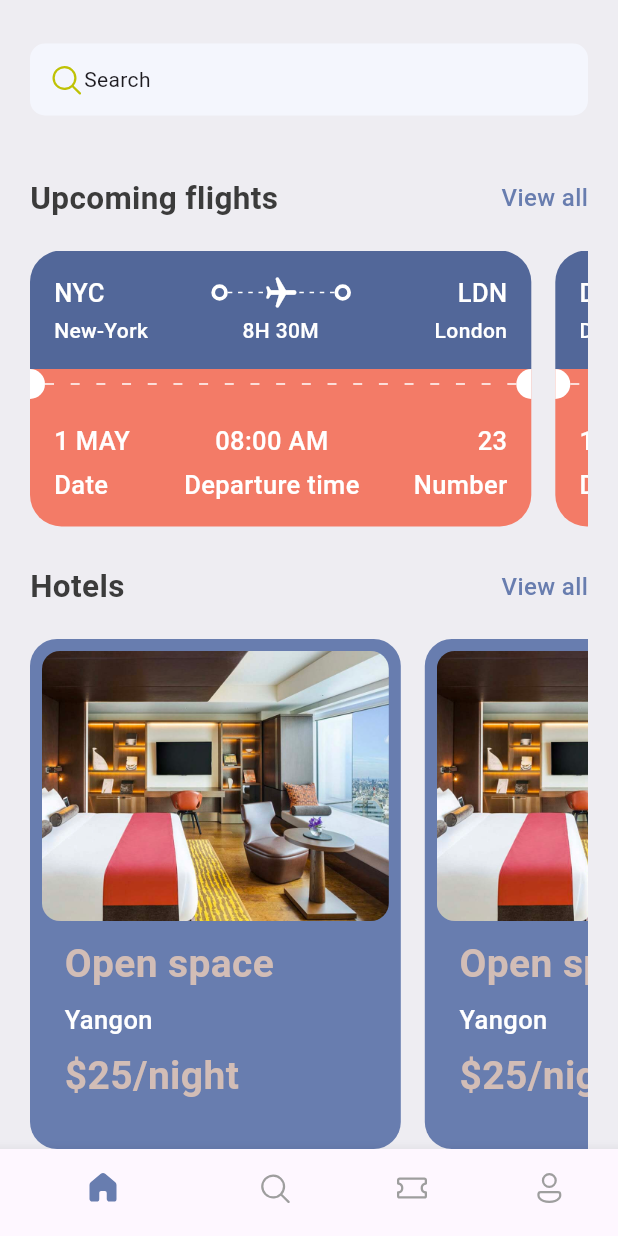
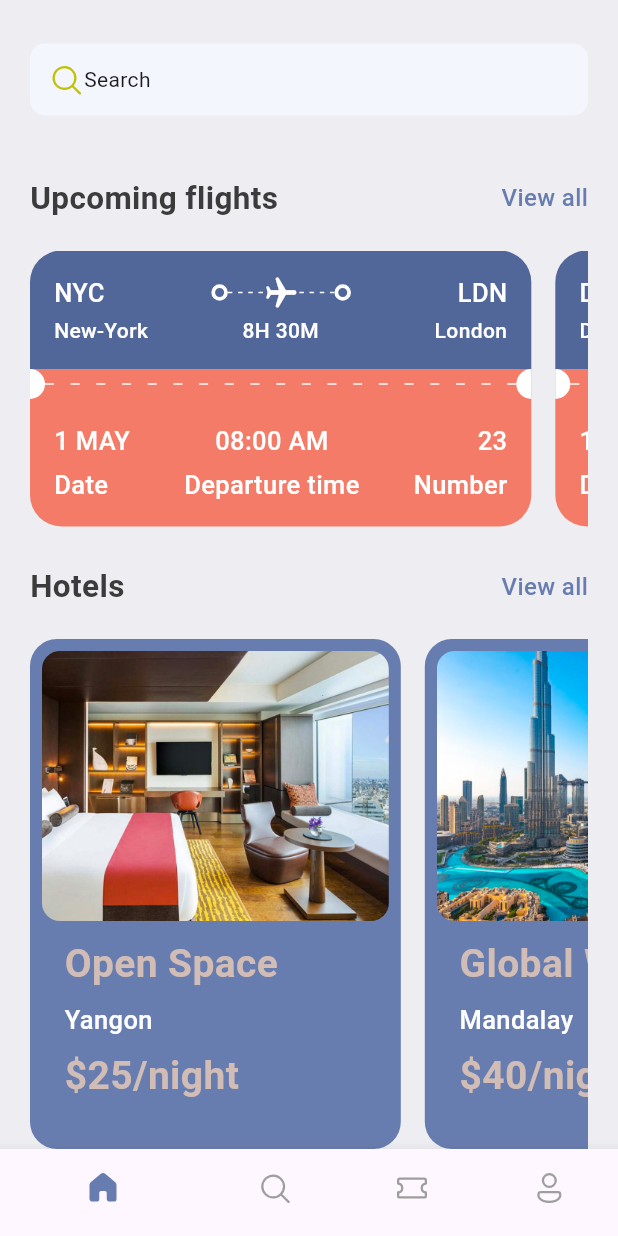
Before and after one commit to KaungMinSett/ticket_app, a Flutter app: the screen it shows after launch, scrolled down 102 dp, on a phone screen of 412 x 824 dp. Run offline on Flutter 3.47's test engine with Material 3 defaults, Android fonts, the phone set to English and light mode, and no system bars; our stand-ins replace fluentui_icons.

```diff
--- a/lib/base/bottom_nav_bar.dart
+++ b/lib/base/bottom_nav_bar.dart
@@ -2,7 +2,8 @@ import 'package:fluentui_icons/fluentui_icons.dart';
 import 'package:flutter/cupertino.dart';
 import 'package:flutter/material.dart';
 import 'package:ticket_app/base/res/styles/app_styles.dart';
-import 'package:ticket_app/screens/home_screen.dart';
+import 'package:ticket_app/screens/home/home_screen.dart';
+import 'package:ticket_app/screens/search/search_screen.dart';
 
 class BottomNavBar extends StatefulWidget {
   const BottomNavBar({super.key});
@@ -14,6 +15,7 @@ class BottomNavBar extends StatefulWidget {
 class _BottomNavBarState extends State<BottomNavBar> {
   final appScreens = [
     const HomeScreen(),
+    const SearchScreen(),
     const Center(child: Text("Search")),
     const Center(child: Text("Tickets")),
     const Center(child: Text("Profile")),
--- a/lib/base/res/media.dart
+++ b/lib/base/res/media.dart
@@ -2,4 +2,5 @@ class AppMedia{
   static const _baseImage = "assets/images";
   static const logo = '$_baseImage/logo.png';
   static const hotelRoom = '$_baseImage/hotel_room.png';
+  static const  planeSit = '$_baseImage/plane_sit.jpg';
 }
--- a/lib/base/res/styles/app_styles.dart
+++ b/lib/base/res/styles/app_styles.dart
@@ -9,6 +9,9 @@ class AppStyles {
   static Color ticketBlue = const Color(0xff526799);
   static Color ticketOrange = const Color(0xfff37b67);
   static Color kakiColor = const Color(0xffd2bdb6);
+  static Color planeColor = const Color(0xffbfc2df);
+  static Color findTicket = const Color(0xd91130ce);
+  static Color circleColor = const Color(0xff189999);
 
 
   static TextStyle headlineStyle1 = TextStyle(
--- a/lib/base/utils/all_json.dart
+++ b/lib/base/utils/all_json.dart
@@ -78,20 +78,20 @@ List<Map<String, dynamic>> ticketList = [
 
 List<Map<String, dynamic>> hotelList = [
   {
-    'image': 'one.png',
+    'image': 'hotel_room.png',
     'place': 'Open Space',
-    'destination': 'London',
+    'destination': 'Yangon',
     'price': 25
   },
   {
-    'image': 'two.png',
+    'image': 'city_view.png',
     'place': 'Global Will',
-    'destination': 'London',
+    'destination': 'Mandalay',
     'price': 40
   },
   {
-    'image': 'three.png',
-    'place': 'Tallest Building',
+    'image': 'pool_view.png',
+    'place': 'Best pool in the city',
     'destination': 'Dubai',
     'price': 68
   },
--- a/lib/base/widgets/app_double_text.dart
+++ b/lib/base/widgets/app_double_text.dart
@@ -2,7 +2,7 @@
 import 'package:flutter/cupertino.dart';
 import 'package:flutter/material.dart';
 import 'package:ticket_app/base/res/styles/app_styles.dart';
-import 'package:ticket_app/screens/all_tickets.dart';
+import 'package:ticket_app/screens/home/all_tickets.dart';
 
 class AppDoubleText extends StatelessWidget {
   const AppDoubleText({super.key, required this.bigText, required this.smallText, required this.func});
--- a/lib/main.dart
+++ b/lib/main.dart
@@ -1,5 +1,5 @@
 import 'package:flutter/material.dart';
-import 'package:ticket_app/screens/all_tickets.dart';
+import 'package:ticket_app/screens/home/all_tickets.dart';
 
 import 'base/bottom_nav_bar.dart';
 
--- a/lib/screens/home_screen.dart
+++ b/lib/screens/home/home_screen.dart
@@ -6,7 +6,7 @@ import 'package:ticket_app/base/res/styles/app_styles.dart';
 import 'package:ticket_app/base/utils/all_json.dart';
 import 'package:ticket_app/base/widgets/app_double_text.dart';
 import 'package:ticket_app/base/widgets/ticket_view.dart';
-import 'package:ticket_app/screens/widgets/hotel.dart';
+import 'package:ticket_app/screens/home/widgets/hotel.dart';
 
 class HomeScreen extends StatelessWidget {
   const HomeScreen({super.key});
@@ -103,13 +103,11 @@ class HomeScreen extends StatelessWidget {
                 ),
                 SingleChildScrollView(
                   scrollDirection: Axis.horizontal,
-                    child: Row(
-                      children: [
-                        Hotel(),
-                        Hotel(),
-                        Hotel(),
-                      ],
-                    )
+                    child:  Row(
+                      children: hotelList.take(3).map((singleHotel) =>
+                          Hotel(hotel: singleHotel)
+                      ).toList(),
+                    ),
                 )
               ],
             ),
--- a/lib/screens/widgets/hotel.dart
+++ b/lib/screens/home/widgets/hotel.dart
@@ -1,10 +1,10 @@
 import 'package:flutter/material.dart';
 import 'package:ticket_app/base/res/styles/app_styles.dart';
 
-import '../../base/res/media.dart';
 
 class Hotel extends StatelessWidget {
-  const Hotel({super.key});
+  final Map<String, dynamic> hotel;
+  const Hotel({super.key, required this.hotel});
 
   @override
   Widget build(BuildContext context) {
@@ -31,7 +31,7 @@ class Hotel extends StatelessWidget {
                 image: DecorationImage(
                   fit: BoxFit.cover,
                   image: AssetImage(
-                    AppMedia.hotelRoom
+                   "assets/images/${hotel['image']}"
                   )
 
                 )
@@ -43,7 +43,7 @@ class Hotel extends StatelessWidget {
           Padding(
             padding: const EdgeInsets.only(left: 15),
             child: Text(
-              "Open space",
+              hotel['place'],
               style: AppStyles.headlineStyle1.copyWith(color: AppStyles.kakiColor),
             ),
           ),
@@ -51,7 +51,7 @@ class Hotel extends StatelessWidget {
           Padding(
             padding: const EdgeInsets.only(left: 15),
             child: Text(
-              "Yangon",
+              hotel['destination'],
               style: AppStyles.headlineStyle3.copyWith(color: Colors.white),
             ),
           ),
@@ -60,7 +60,7 @@ class Hotel extends StatelessWidget {
           Padding(
             padding: const EdgeInsets.only(left: 15),
             child: Text(
-              "\$25/night",
+              "\$${hotel['price']}/night",
               style: AppStyles.headlineStyle1.copyWith(color: AppStyles.kakiColor),
             ),
           )
```
Also changed, not shown: lib/screens/search/search_screen.dart (added, +55 -0 lines), lib/screens/search/widgets/app_text_icon.dart (added, +32 -0 lines), lib/screens/search/widgets/app_ticket_tabs.dart (added, +52 -0 lines), lib/screens/search/widgets/find_ticket.dart (added, +23 -0 lines), lib/screens/search/widgets/ticket_promotion.dart (added, +146 -0 lines), lib/screens/home/all_tickets.dart (renamed from lib/screens/all_tickets.dart).
